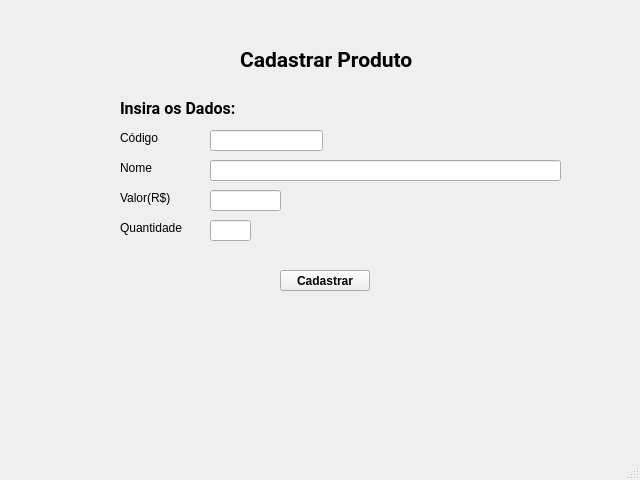
Qt form tela_cadastro_produto.ui (somar07/Controle-de-Estoque-com-Interface) before a commit.
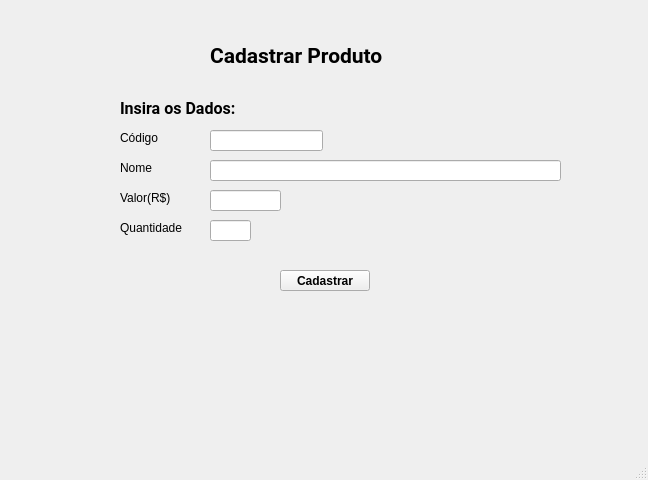
The same form after that commit.

Commit message: Ajuste nos elementos da interface

The edit to the form file:
```diff
--- a/tela_cadastro_produto.ui
+++ b/tela_cadastro_produto.ui
@@ -6,7 +6,7 @@
    <rect>
     <x>0</x>
     <y>0</y>
-    <width>640</width>
+    <width>648</width>
     <height>480</height>
    </rect>
   </property>
@@ -17,10 +17,10 @@
    <widget class="QLabel" name="label">
     <property name="geometry">
      <rect>
-      <x>240</x>
-      <y>50</y>
-      <width>181</width>
-      <height>20</height>
+      <x>210</x>
+      <y>40</y>
+      <width>231</width>
+      <height>31</height>
      </rect>
     </property>
     <property name="font">
```
The commit also changes 3 other files.
